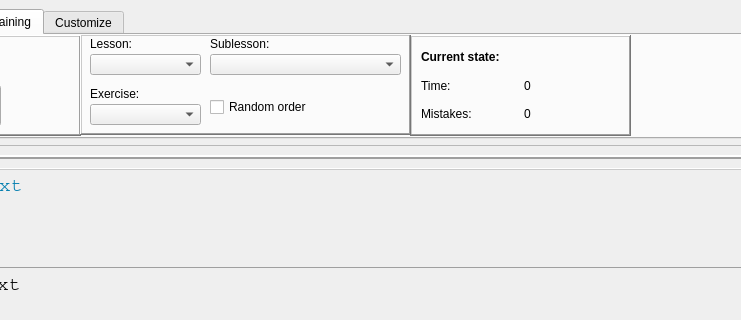
Before: the Qt Designer form ui/opentyper.ui in Open-Typer/Open-Typer, drawn with Qt 5; both pictures show x 131 to 872 and y 0 to 320 of the 1538 by 625 pixel window.
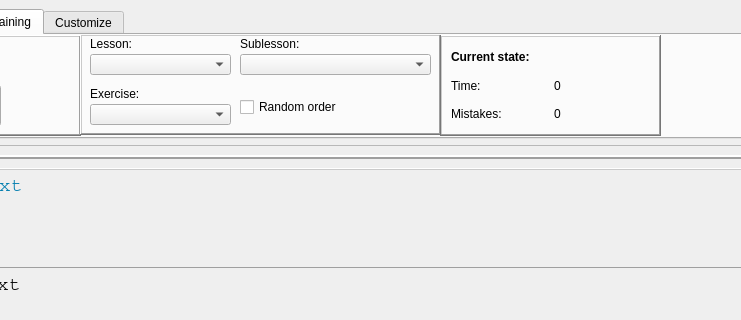
After: the same form once the commit is applied. The open tabs and pages were chosen to show the change. Icons and pictures are not drawn.

Commit message: ui: opentyper: Add more space for lesson seletion box

```diff
--- a/ui/opentyper.ui
+++ b/ui/opentyper.ui
@@ -192,7 +192,7 @@
        <widget class="QFrame" name="trainingFrame3">
         <property name="geometry">
          <rect>
-          <x>530</x>
+          <x>560</x>
           <y>0</y>
           <width>221</width>
           <height>101</height>
@@ -259,7 +259,7 @@
          <rect>
           <x>200</x>
           <y>-1</y>
-          <width>331</width>
+          <width>361</width>
           <height>101</height>
          </rect>
         </property>
@@ -280,7 +280,7 @@
           <rect>
            <x>10</x>
            <y>0</y>
-           <width>111</width>
+           <width>141</width>
            <height>20</height>
           </rect>
          </property>
@@ -293,7 +293,7 @@
           <rect>
            <x>10</x>
            <y>20</y>
-           <width>111</width>
+           <width>141</width>
            <height>21</height>
           </rect>
          </property>
@@ -306,7 +306,7 @@
           <rect>
            <x>10</x>
            <y>50</y>
-           <width>111</width>
+           <width>141</width>
            <height>20</height>
           </rect>
          </property>
@@ -319,7 +319,7 @@
           <rect>
            <x>10</x>
            <y>70</y>
-           <width>111</width>
+           <width>141</width>
            <height>21</height>
           </rect>
          </property>
@@ -330,7 +330,7 @@
         <widget class="QLabel" name="sublessonSelectionLabel">
          <property name="geometry">
           <rect>
-           <x>130</x>
+           <x>160</x>
            <y>0</y>
            <width>121</width>
            <height>20</height>
@@ -343,7 +343,7 @@
         <widget class="QComboBox" name="sublessonSelectionList">
          <property name="geometry">
           <rect>
-           <x>130</x>
+           <x>160</x>
            <y>20</y>
            <width>191</width>
            <height>21</height>
@@ -359,7 +359,7 @@
          </property>
          <property name="geometry">
           <rect>
-           <x>130</x>
+           <x>160</x>
            <y>60</y>
            <width>191</width>
            <height>26</height>
```
Left out of the diff: 2 changed lines with no effect on the pictures.
